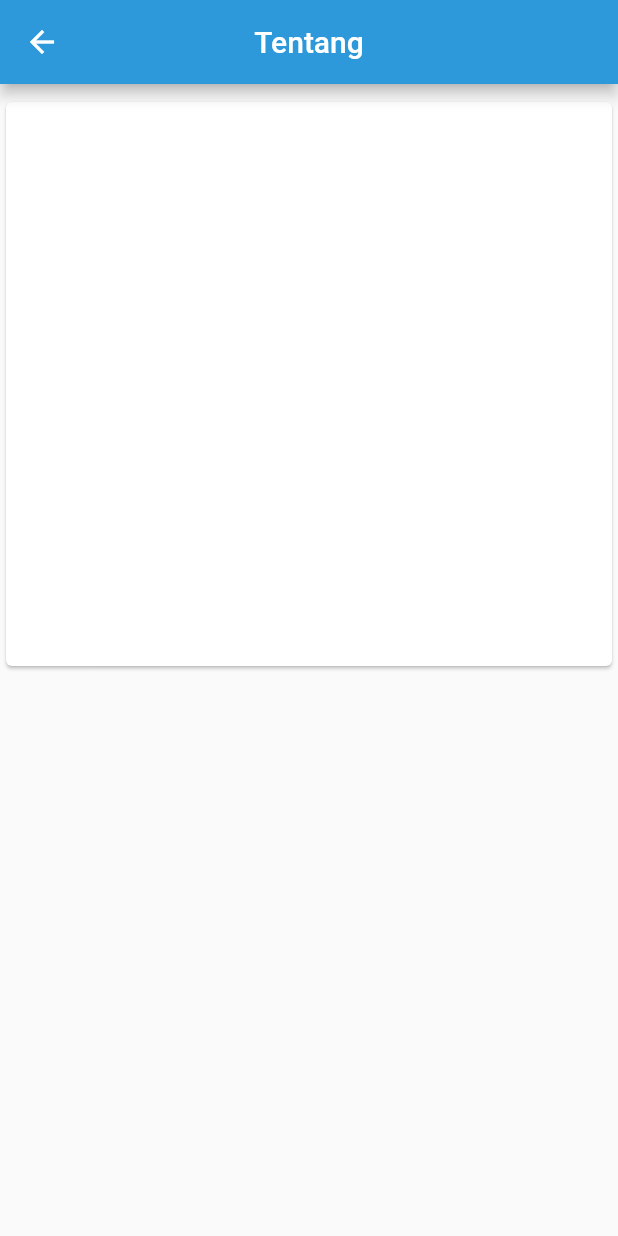
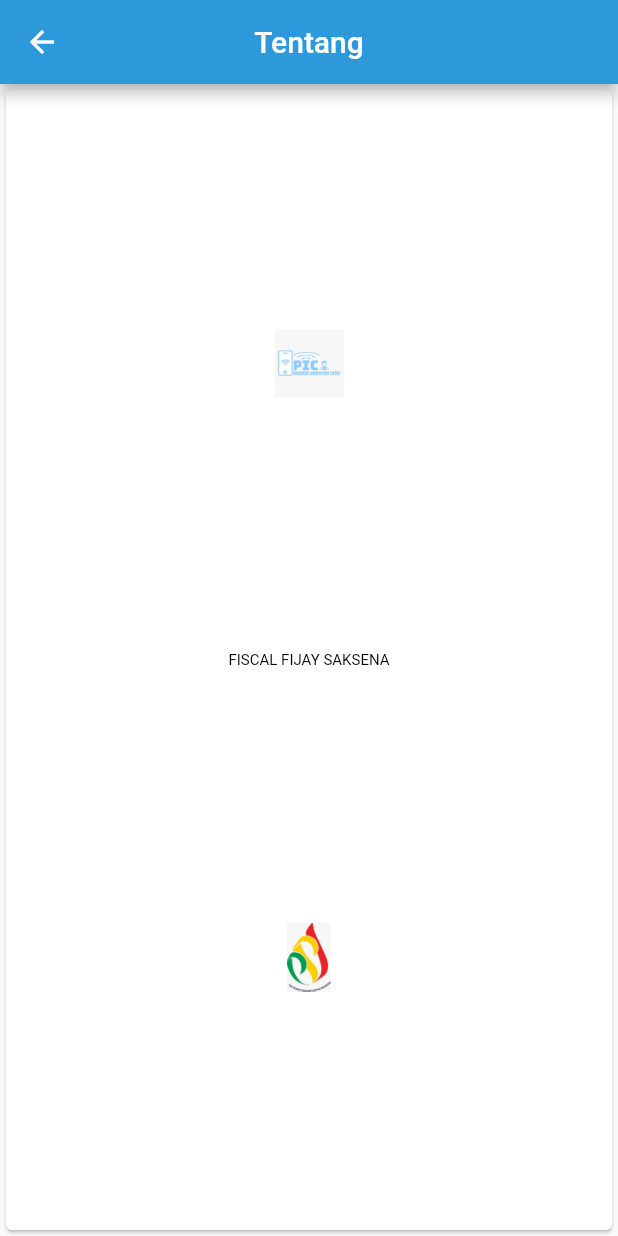
Before and after one commit to habibiiberahim/mobile-flutter, a Flutter app: the AboutPage screen opened directly, on a phone screen of 412 x 824 dp. Run offline on Flutter 3.47's test engine with Material 2 defaults, Android fonts, the phone set to English and light mode, and no system bars; our stand-ins replace carousel_slider, google_maps_flutter, location, photo_view; missing offline and left inert: flutter_appavailability; Roboto replaces fonts that are missing (cyn).

```diff
--- a/lib/information/about.dart
+++ b/lib/information/about.dart
@@ -1,7 +1,6 @@
 import 'package:flutter/material.dart';
 
 class AboutPage extends StatelessWidget {
-
   @override
   Widget build(BuildContext context) {
     return SafeArea(
@@ -15,21 +14,55 @@ class AboutPage extends StatelessWidget {
               Flexible(
                   flex: 1,
                   child: Card(
-                    elevation: 0.8,
-                    child: null,
-                  )),
-              Flexible(
-                  flex: 1,
-                  child: Card(
                       color: Colors.white,
                       child: Column(
+                        mainAxisAlignment: MainAxisAlignment.spaceEvenly,
                         crossAxisAlignment: CrossAxisAlignment.center,
                         children: <Widget>[
                           Container(
-                            width: MediaQuery.of(context).size.width,
+                              padding: EdgeInsets.all(10),
+                              child: Tab(
+                                icon: Container(
+                                  child: Image(
+                                    image: AssetImage(
+                                      'assets/icon_app.jpeg',
+                                    ),
+                                    fit: BoxFit.contain,
+                                  ),
+                                  height: MediaQuery.of(context).size.height,
+                                  width: MediaQuery.of(context).size.width,
+                                ),
+                              )),
+                          Container(
                             padding: EdgeInsets.all(10),
-                            child: Text(""),
+                            decoration: BoxDecoration(
+                                borderRadius: BorderRadius.circular(18.0),
+                                color: Colors.white),
+                            child: RichText(
+                              textAlign: TextAlign.center,
+                              text: TextSpan(
+                                style: TextStyle(
+                                    fontSize: 10, color: Colors.black),
+                                children: <TextSpan>[
+                                  TextSpan(text: 'FISCAL FIJAY SAKSENA'),
+                                ],
+                              ),
+                            ),
                           ),
+                          Container(
+                              padding: EdgeInsets.all(10),
+                              child: Tab(
+                                icon: Container(
+                                  child: Image(
+                                    image: AssetImage(
+                                      'assets/icon_univ.jpeg',
+                                    ),
+                                    fit: BoxFit.contain,
+                                  ),
+                                  height: MediaQuery.of(context).size.height,
+                                  width: MediaQuery.of(context).size.width,
+                                ),
+                              )),
                         ],
                       ))),
             ],
--- a/lib/information/train_detail.dart
+++ b/lib/information/train_detail.dart
@@ -73,7 +73,7 @@ class DetailTrain extends StatelessWidget {
                 Flexible(
                     flex: 1,
                     child: ListTile(
-                      title: Text("Nomor jalur"),
+                      title: Text("Jalur"),
                       subtitle: Text(kereta.jalurId),
                     )),
                 Flexible(
@@ -82,7 +82,7 @@ class DetailTrain extends StatelessWidget {
                       margin: EdgeInsets.all(5),
                       padding: EdgeInsets.symmetric(vertical: 5),
                       child: ListTile(
-                        title: Text("Jalur"),
+                        title: Text("Letak Kereta"),
                         subtitle: Container(
                           color: Colors.black26,
                           height: 250,
--- a/lib/model/Information.dart
+++ b/lib/model/Information.dart
@@ -34,4 +34,9 @@ class InformationStation {
     final jsonData = data.toJson();
     return json.encode(jsonData);
   }
+
+  List<String> getImages(String jsonData) {
+    final data = json.decode(jsonData);
+    return List<String>.from(data.map((item) => (item)));
+  }
 }
--- a/pubspec.yaml
+++ b/pubspec.yaml
@@ -42,7 +42,7 @@ dev_dependencies:
 flutter_icons:
   android: "launcher_icon"
   ios: true
-  image_path: "assets/logo.png"
+  image_path: "assets/icon_app.jpeg"
 
 # For information on the generic Dart part of this file, see the
 # following page: https://dart.dev/tools/pub/pubspec
@@ -61,6 +61,8 @@ flutter:
   #  - images/a_dot_ham.jpeg
   assets:
     - assets/logo.png
+    - assets/icon_app.jpeg
+    - assets/icon_univ.jpeg
 
   # An image asset can refer to one or more resolution-specific "variants", see
   # https://flutter.dev/assets-and-images/#resolution-aware.
```
Also changed, not shown: lib/destination/detail_place.dart (+16 -1 lines), lib/information/404Page.dart (+27 -9 lines), lib/information/detail_map.dart (+27 -6 lines), lib/launcher/launcher_view.dart (+35 -16 lines), assets/icon_app.jpeg (added), assets/icon_univ.jpeg (added), 28 other files.
